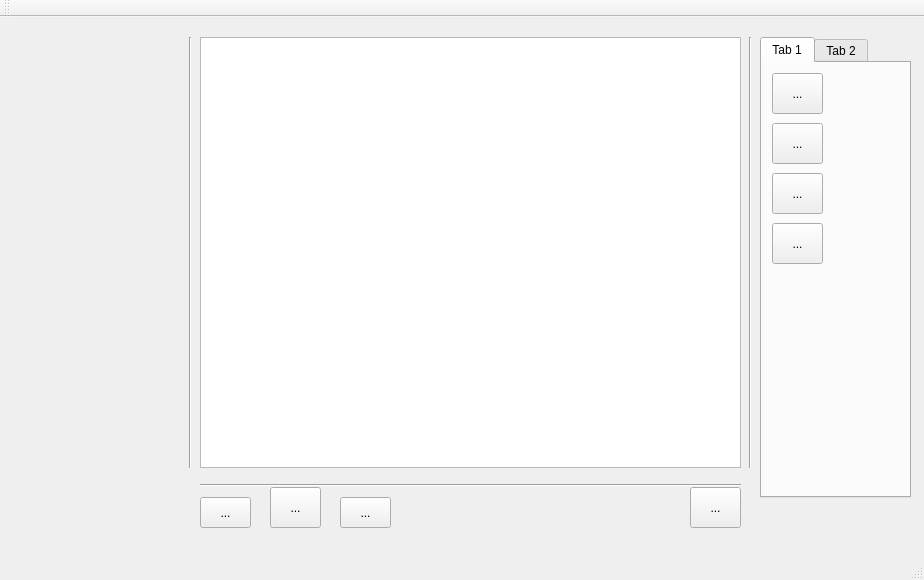
jokthefoo/Sprite-Editor, file Sprite_Editor_Extreme/mainwindow.ui: the form before one commit.
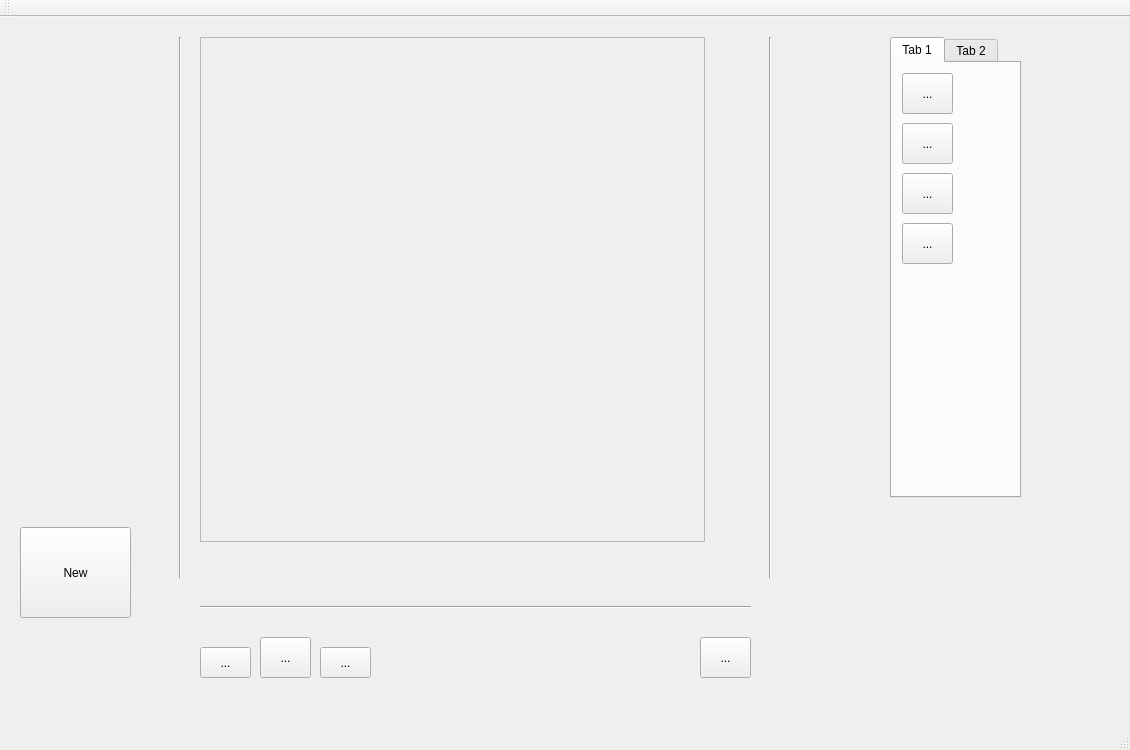
The form after the commit.

```diff
--- a/Sprite_Editor_Extreme/mainwindow.ui
+++ b/Sprite_Editor_Extreme/mainwindow.ui
@@ -6,8 +6,8 @@
    <rect>
     <x>0</x>
     <y>0</y>
-    <width>924</width>
-    <height>580</height>
+    <width>1130</width>
+    <height>750</height>
    </rect>
   </property>
   <property name="windowTitle">
@@ -15,22 +15,28 @@
   </property>
   <widget class="QWidget" name="centralWidget">
    <widget class="QGraphicsView" name="graphicsView">
+    <property name="enabled">
+     <bool>false</bool>
+    </property>
     <property name="geometry">
      <rect>
       <x>200</x>
       <y>20</y>
-      <width>541</width>
-      <height>431</height>
+      <width>505</width>
+      <height>505</height>
      </rect>
     </property>
+    <property name="autoFillBackground">
+     <bool>true</bool>
+    </property>
    </widget>
    <widget class="Line" name="line">
     <property name="geometry">
      <rect>
-      <x>180</x>
+      <x>170</x>
       <y>20</y>
       <width>20</width>
-      <height>431</height>
+      <height>541</height>
      </rect>
     </property>
     <property name="orientation">
@@ -41,9 +47,9 @@
     <property name="geometry">
      <rect>
       <x>200</x>
-      <y>460</y>
-      <width>541</width>
-      <height>16</height>
+      <y>580</y>
+      <width>551</width>
+      <height>20</height>
      </rect>
     </property>
     <property name="orientation">
@@ -53,10 +59,10 @@
    <widget class="Line" name="line_3">
     <property name="geometry">
      <rect>
-      <x>740</x>
+      <x>760</x>
       <y>20</y>
       <width>20</width>
-      <height>431</height>
+      <height>541</height>
      </rect>
     </property>
     <property name="orientation">
@@ -66,8 +72,8 @@
    <widget class="QToolButton" name="add_Frame_Button">
     <property name="geometry">
      <rect>
-      <x>690</x>
-      <y>470</y>
+      <x>700</x>
+      <y>620</y>
       <width>51</width>
       <height>41</height>
      </rect>
@@ -80,7 +86,7 @@
     <property name="geometry">
      <rect>
       <x>200</x>
-      <y>480</y>
+      <y>630</y>
       <width>51</width>
       <height>31</height>
      </rect>
@@ -92,8 +98,8 @@
    <widget class="QToolButton" name="play_button">
     <property name="geometry">
      <rect>
-      <x>270</x>
-      <y>470</y>
+      <x>260</x>
+      <y>620</y>
       <width>51</width>
       <height>41</height>
      </rect>
@@ -105,8 +111,8 @@
    <widget class="QToolButton" name="next_frame_button">
     <property name="geometry">
      <rect>
-      <x>340</x>
-      <y>480</y>
+      <x>320</x>
+      <y>630</y>
       <width>51</width>
       <height>31</height>
      </rect>
@@ -118,9 +124,9 @@
    <widget class="QTabWidget" name="tabWidget">
     <property name="geometry">
      <rect>
-      <x>760</x>
+      <x>890</x>
       <y>20</y>
-      <width>151</width>
+      <width>131</width>
       <height>461</height>
      </rect>
     </property>
@@ -242,6 +248,19 @@
      </widget>
     </widget>
    </widget>
+   <widget class="QPushButton" name="newSprite">
+    <property name="geometry">
+     <rect>
+      <x>20</x>
+      <y>510</y>
+      <width>111</width>
+      <height>91</height>
+     </rect>
+    </property>
+    <property name="text">
+     <string>New</string>
+    </property>
+   </widget>
   </widget>
   <widget class="QMenuBar" name="menuBar">
    <property name="geometry">
```
Left out of the diff: 4 changed lines with no effect on the pictures.
